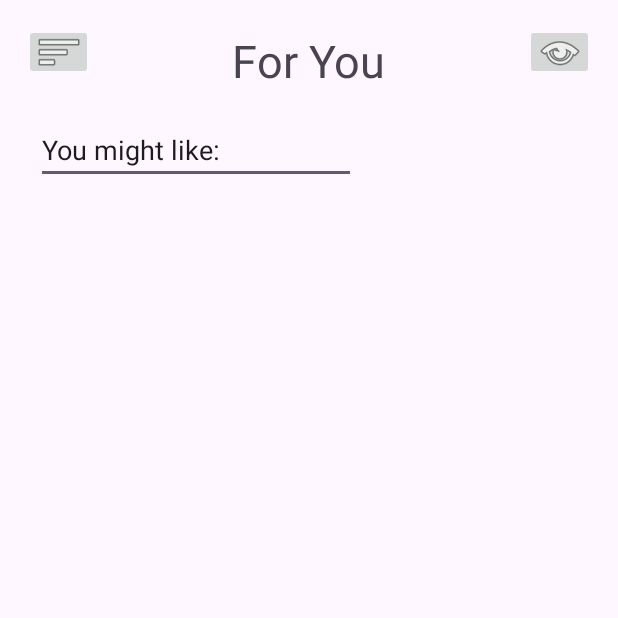
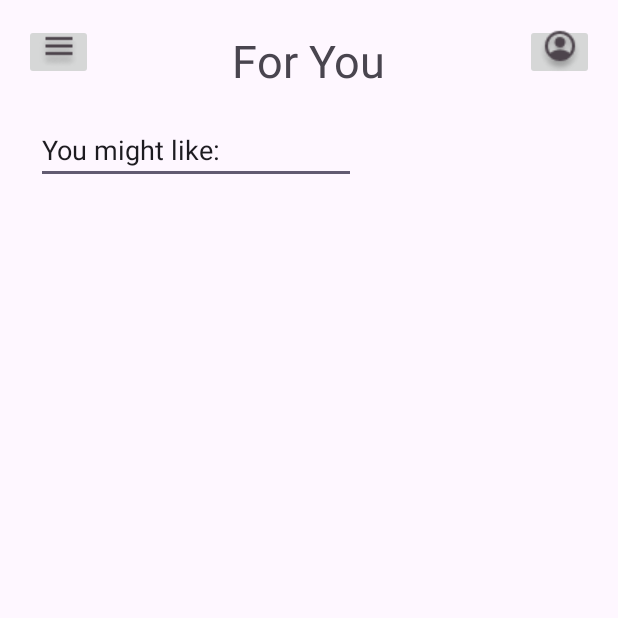
Before and after one commit to matfelhau/Mobilprogrammering2023, an Android app built with Jetpack Compose: the screen it shows after launch once a user with an empty profile is signed in (ForYouActivity), on a phone screen of 412 x 824 dp, the top half of it. Run offline under Robolectric (Android 15) with nearby library versions, the light colour scheme and no system bars; our stand-ins replace Firebase (no records; nobody signed in at launch, a user with empty details on screens opened directly).

Commit message:
Changed icons for hamburger menu and user icon

```diff
--- a/app/src/main/res/layout/activity_createrecipe.xml
+++ b/app/src/main/res/layout/activity_createrecipe.xml
@@ -113,7 +113,7 @@
         android:layout_height="37dp"
         app:layout_constraintTop_toTopOf="parent"
         app:layout_constraintStart_toStartOf="parent"
-        android:src="@android:drawable/ic_menu_sort_by_size"
+        android:src="@drawable/Menu"
         android:contentDescription="@string/hamburger_menu_button_icon_nav_bar" />
 
     <ImageButton
@@ -122,7 +122,7 @@
         android:layout_height="37dp"
         app:layout_constraintTop_toTopOf="parent"
         app:layout_constraintEnd_toEndOf="parent"
-        android:src="@android:drawable/ic_menu_view"
+        android:src="@drawable/UserIcon"
         android:contentDescription="@string/personal_page_button_icon_nav_bar" />
 
     <EditText
--- a/app/src/main/res/layout/activity_foryou.xml
+++ b/app/src/main/res/layout/activity_foryou.xml
@@ -128,7 +128,7 @@
         android:layout_height="37dp"
         app:layout_constraintTop_toTopOf="parent"
         app:layout_constraintStart_toStartOf="parent"
-        android:src="@android:drawable/ic_menu_sort_by_size"
+        android:src="@drawable/Menu"
         android:contentDescription="@string/hamburger_menu_button_icon_nav_bar" />
 
     <ImageButton
@@ -137,7 +137,7 @@
         android:layout_height="37dp"
         app:layout_constraintTop_toTopOf="parent"
         app:layout_constraintEnd_toEndOf="parent"
-        android:src="@android:drawable/ic_menu_view"
+        android:src="@drawable/UserIcon"
         android:contentDescription="@string/personal_page_button_icon_nav_bar" />
 
 </androidx.constraintlayout.widget.ConstraintLayout>
--- a/app/src/main/res/layout/activity_saved.xml
+++ b/app/src/main/res/layout/activity_saved.xml
@@ -118,7 +118,7 @@
             android:layout_height="37dp"
             app:layout_constraintTop_toTopOf="parent"
             app:layout_constraintStart_toStartOf="parent"
-            android:src="@android:drawable/ic_menu_sort_by_size"
+            android:src="@drawable/Menu"
             android:contentDescription="@string/hamburger_menu_button_icon_nav_bar" />
 
         <ImageButton
@@ -127,7 +127,7 @@
             android:layout_height="37dp"
             app:layout_constraintTop_toTopOf="parent"
             app:layout_constraintEnd_toEndOf="parent"
-            android:src="@android:drawable/ic_menu_view"
+            android:src="@drawable/UserIcon"
             android:contentDescription="@string/personal_page_button_icon_nav_bar" />
 
     </androidx.constraintlayout.widget.ConstraintLayout>
--- a/app/src/main/res/layout/activity_search.xml
+++ b/app/src/main/res/layout/activity_search.xml
@@ -152,7 +152,7 @@
             android:layout_height="37dp"
             app:layout_constraintTop_toTopOf="parent"
             app:layout_constraintStart_toStartOf="parent"
-            android:src="@android:drawable/ic_menu_sort_by_size"
+            android:src="@drawable/Menu"
             android:contentDescription="@string/hamburger_menu_button_icon_nav_bar" />
 
         <ImageButton
@@ -161,7 +161,7 @@
             android:layout_height="37dp"
             app:layout_constraintTop_toTopOf="parent"
             app:layout_constraintEnd_toEndOf="parent"
-            android:src="@android:drawable/ic_menu_view"
+            android:src="@drawable/UserIcon"
             android:contentDescription="@string/personal_page_button_icon_nav_bar" />
 
         <Button
--- a/app/src/main/res/layout/activity_settings.xml
+++ b/app/src/main/res/layout/activity_settings.xml
@@ -119,7 +119,7 @@
             android:layout_height="37dp"
             app:layout_constraintStart_toStartOf="parent"
             app:layout_constraintTop_toTopOf="parent"
-            android:src="@android:drawable/ic_menu_sort_by_size"
+            android:src="@drawable/Menu"
             android:contentDescription="@string/hamburger_menu_button_icon_nav_bar" />
 
         <ImageButton
@@ -128,7 +128,7 @@
             android:layout_height="37dp"
             app:layout_constraintEnd_toEndOf="parent"
             app:layout_constraintTop_toTopOf="parent"
-            android:src="@android:drawable/ic_menu_view"
+            android:src="@drawable/UserIcon"
             android:contentDescription="@string/personal_page_button_icon_nav_bar" />
 
         <Button
```
Also changed, not shown: app/src/main/res/drawable/Menu.png (added), app/src/main/res/drawable/UserIcon.png (added), app/src/main/res/drawable/settings.png (deleted).
